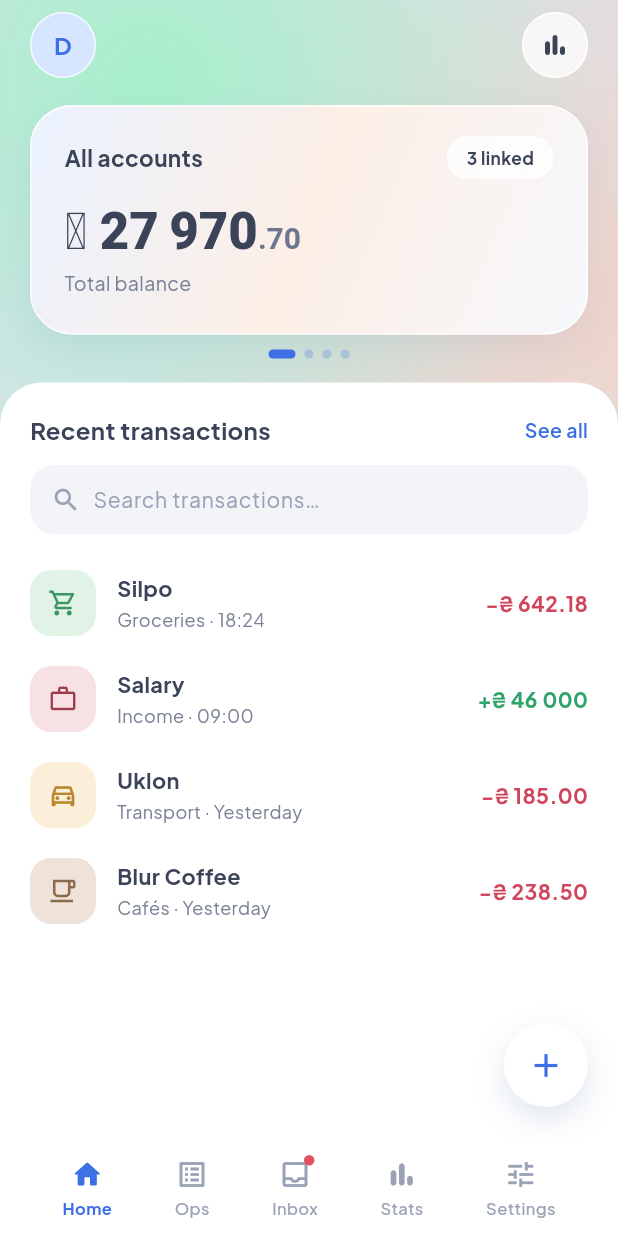
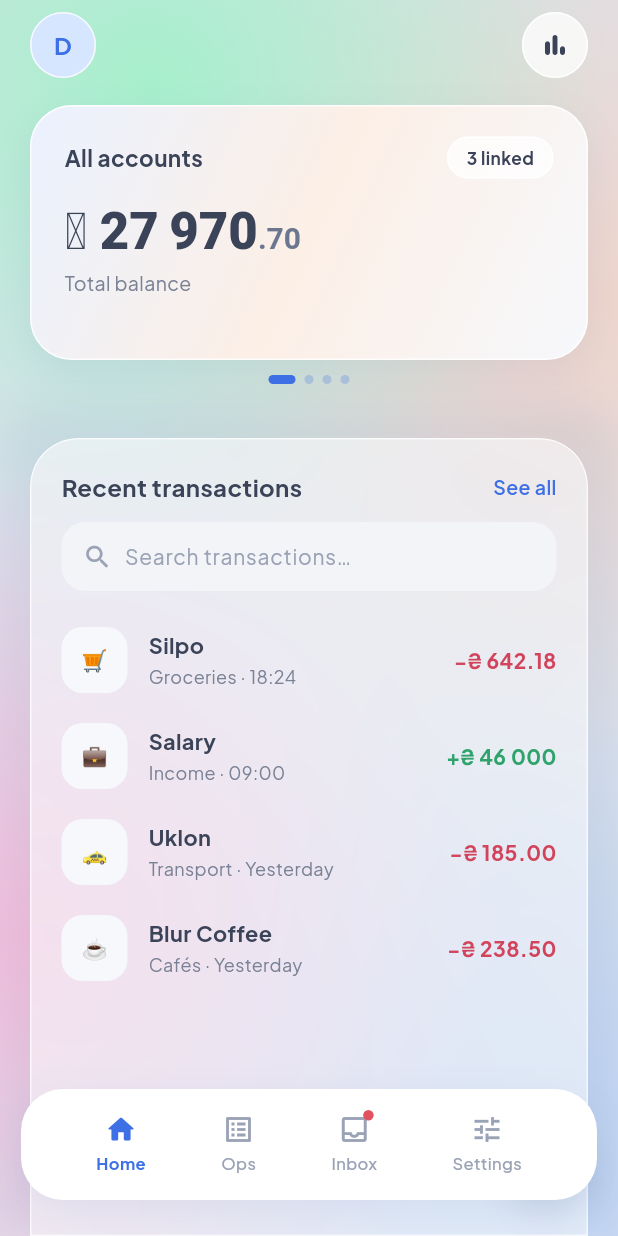
Before and after one commit to OleksiTk/PecoNote_Flutter, a Flutter app: the HomeScreen screen opened by its route, on a phone screen of 412 x 824 dp. Run offline on Flutter 3.47's test engine with Material 3 defaults, Android fonts, the light colour scheme and no system bars; our stand-ins replace dio, flutter_dotenv, flutter_riverpod, flutter_secure_storage, go_router, google_fonts and 1 more; missing offline and left inert: mobile_scanner; accounts and stored records are empty.

Commit message:
little bit fix home page

```diff
--- a/lib/features/home/presentation/screens/home_screen.dart
+++ b/lib/features/home/presentation/screens/home_screen.dart
@@ -1,18 +1,23 @@
+import 'dart:ui';
+
 import 'package:flutter/material.dart';
 
 import '../../../../app/theme/app_colors.dart';
 import '../../../../shared/widgets/app_bottom_nav_bar.dart';
 import '../../../../shared/widgets/gradient_background.dart';
 
-/// Домашній екран PecoNote: баланс по всіх рахунках і останні транзакції.
-/// Лише статичний макет (mock-дані) — без реальних провайдерів чи навігації.
 class HomeScreen extends StatelessWidget {
   const HomeScreen({super.key});
 
   @override
   Widget build(BuildContext context) {
     return GradientBackground(
-      child: SafeArea(
+      child: Stack(
+        // <-- Використовуємо Stack
+        children: [
+          // 1. Основний контент
+          SafeArea(
+            bottom: false, // <-- Дозволяємо контенту йти до самого низу екрана
             child: Column(
               children: [
                 const Padding(
@@ -26,10 +31,25 @@ class HomeScreen extends StatelessWidget {
                 const SizedBox(height: 10),
                 const _CarouselDots(activeIndex: 0, count: 4),
                 const SizedBox(height: 16),
-            Expanded(child: _TransactionsSheet()),
-            const AppBottomNavBar(activeTab: AppNavTab.home),
+                Expanded(
+                  // Прибрали Padding по боках, щоб панель була на всю ширину
+                  child: _TransactionsSheet(),
+                ),
               ],
             ),
+          ),
+
+          // 2. Навігаційний бар
+          const Positioned(
+            left: 0,
+            right: 0,
+            bottom: 0, // <-- Притискаємо NavBar до низу екрана
+            child: SafeArea(
+              top: false,
+              child: AppBottomNavBar(activeTab: AppNavTab.home),
+            ),
+          ),
+        ],
       ),
     );
   }
@@ -88,6 +108,7 @@ class _BalanceCard extends StatelessWidget {
   Widget build(BuildContext context) {
     return Container(
       width: double.infinity,
+      height: 170,
       padding: const EdgeInsets.fromLTRB(22, 20, 22, 24),
       decoration: BoxDecoration(
         borderRadius: BorderRadius.circular(28),
@@ -215,36 +236,28 @@ class _TransactionsSheet extends StatelessWidget {
 
   final List<_TransactionData> _transactions = [
     _TransactionData(
-      icon: Icons.shopping_cart_outlined,
-      iconBg: AppColors.iconBgGreen,
-      iconColor: AppColors.iconFgGreen,
+      emoji: '🛒',
       title: 'Silpo',
       subtitle: 'Groceries · 18:24',
       amount: '−₴ 642.18',
       isIncome: false,
     ),
     _TransactionData(
-      icon: Icons.work_outline,
-      iconBg: AppColors.iconBgRed,
-      iconColor: AppColors.iconFgRed,
+      emoji: '💼',
       title: 'Salary',
       subtitle: 'Income · 09:00',
       amount: '+₴ 46 000',
       isIncome: true,
     ),
     _TransactionData(
-      icon: Icons.directions_car_outlined,
-      iconBg: AppColors.iconBgYellow,
-      iconColor: AppColors.iconFgYellow,
+      emoji: '🚕',
       title: 'Uklon',
       subtitle: 'Transport · Yesterday',
       amount: '−₴ 185.00',
       isIncome: false,
     ),
     _TransactionData(
-      icon: Icons.local_cafe_outlined,
-      iconBg: AppColors.iconBgBrown,
-      iconColor: AppColors.iconFgBrown,
+      emoji: '☕️',
       title: 'Blur Coffee',
       subtitle: 'Cafés · Yesterday',
       amount: '−₴ 238.50',
@@ -258,9 +271,31 @@ class _TransactionsSheet extends StatelessWidget {
       children: [
         Container(
           width: double.infinity,
-          decoration: const BoxDecoration(
-            color: AppColors.white,
-            borderRadius: BorderRadius.vertical(top: Radius.circular(28)),
+          padding: const EdgeInsets.fromLTRB(20, 20, 20, 0),
+          decoration: BoxDecoration(
+            borderRadius: const BorderRadius.vertical(top: Radius.circular(32)),
+            boxShadow: [
+              BoxShadow(
+                color: AppColors.shadowBlue.withValues(alpha: 0.12),
+                blurRadius: 24,
+                offset: const Offset(0, -4),
+              ),
+            ],
+          ),
+
+          child: ClipRRect(
+            borderRadius: const BorderRadius.vertical(top: Radius.circular(32)),
+            child: BackdropFilter(
+              filter: ImageFilter.blur(sigmaX: 30, sigmaY: 30),
+              child: Container(
+                decoration: BoxDecoration(
+                  color: AppColors.white.withValues(alpha: 0.55),
+                  border: Border.all(
+                    color: AppColors.white.withValues(alpha: 0.7),
+                  ),
+                  borderRadius: const BorderRadius.vertical(
+                    top: Radius.circular(32),
+                  ),
                 ),
                 child: Column(
                   crossAxisAlignment: CrossAxisAlignment.stretch,
@@ -303,6 +338,9 @@ class _TransactionsSheet extends StatelessWidget {
                       ),
                     ),
                   ],
+                ),
+              ),
+            ),
           ),
         ),
         Positioned(
@@ -352,7 +390,10 @@ class _SearchField extends StatelessWidget {
                 isDense: true,
                 border: InputBorder.none,
                 hintText: 'Search transactions…',
-                hintStyle: TextStyle(color: AppColors.placeholderGray, fontSize: 14),
+                hintStyle: TextStyle(
+                  color: AppColors.placeholderGray,
+                  fontSize: 14,
+                ),
               ),
               style: const TextStyle(color: AppColors.textDark, fontSize: 14),
             ),
@@ -365,18 +406,14 @@ class _SearchField extends StatelessWidget {
 
 class _TransactionData {
   const _TransactionData({
-    required this.icon,
-    required this.iconBg,
-    required this.iconColor,
+    required this.emoji,
     required this.title,
     required this.subtitle,
     required this.amount,
     required this.isIncome,
   });
 
-  final IconData icon;
-  final Color iconBg;
-  final Color iconColor;
+  final String emoji;
   final String title;
   final String subtitle;
   final String amount;
@@ -399,10 +436,10 @@ class _TransactionTile extends StatelessWidget {
             height: 44,
             alignment: Alignment.center,
             decoration: BoxDecoration(
-              color: data.iconBg,
+              color: AppColors.balanceGradientEnd,
               borderRadius: BorderRadius.circular(14),
             ),
-            child: Icon(data.icon, size: 20, color: data.iconColor),
+            child: Text(data.emoji),
           ),
           const SizedBox(width: 14),
           Expanded(
@@ -420,7 +457,10 @@ class _TransactionTile extends StatelessWidget {
                 const SizedBox(height: 2),
                 Text(
                   data.subtitle,
-                  style: const TextStyle(fontSize: 12, color: AppColors.grayText),
+                  style: const TextStyle(
+                    fontSize: 12,
+                    color: AppColors.grayText,
+                  ),
                 ),
               ],
             ),
--- a/lib/shared/widgets/app_bottom_nav_bar.dart
+++ b/lib/shared/widgets/app_bottom_nav_bar.dart
@@ -18,7 +18,6 @@ class AppBottomNavBar extends StatelessWidget {
     (tab: AppNavTab.home, icon: Icons.home_rounded, label: 'Home'),
     (tab: AppNavTab.ops, icon: Icons.list_alt_outlined, label: 'Ops'),
     (tab: AppNavTab.inbox, icon: Icons.inbox_outlined, label: 'Inbox'),
-    (tab: AppNavTab.stats, icon: Icons.bar_chart_rounded, label: 'Stats'),
     (tab: AppNavTab.settings, icon: Icons.tune_outlined, label: 'Settings'),
   ];
 
@@ -39,8 +38,19 @@ class AppBottomNavBar extends StatelessWidget {
   @override
   Widget build(BuildContext context) {
     return Container(
-      color: AppColors.white,
-      padding: const EdgeInsets.symmetric(vertical: 10),
+      margin: const EdgeInsets.fromLTRB(14, 0, 14, 24),
+      padding: const EdgeInsets.symmetric(vertical: 16),
+      decoration: BoxDecoration(
+        color: AppColors.white,
+        borderRadius: BorderRadius.circular(28),
+        boxShadow: [
+          BoxShadow(
+            color: AppColors.shadowBlue.withValues(alpha: 0.12),
+            blurRadius: 24,
+            offset: const Offset(0, 8),
+          ),
+        ],
+      ),
       child: Row(
         mainAxisAlignment: MainAxisAlignment.spaceEvenly,
         children: _items.map((item) {
```
Lines whose indentation alone changed are shown as unchanged.
